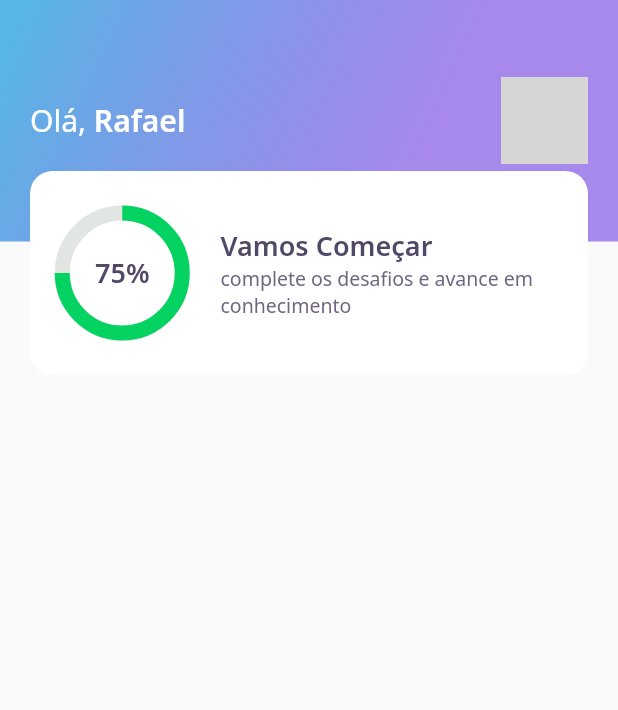
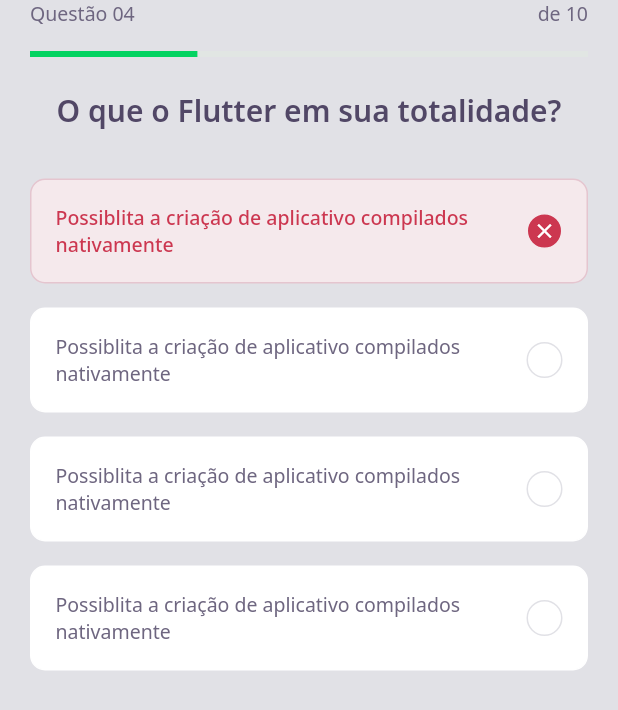
Before and after one commit to RWaiti/nlw5_flutter, a Flutter app: the screen it shows after launch, on a phone screen of 412 x 824 dp. Shown: the top 710 px of the screen. Run offline on Flutter 3.47's test engine with Material 2 defaults, Android fonts, the phone set to English and light mode, and no system bars; our stand-ins replace google_fonts; grey boxes are pictures that could not be loaded.

```diff
--- /dev/null
+++ b/lib/challenge/challenge_page.dart
@@ -0,0 +1,27 @@
+import 'package:flutter/material.dart';
+import 'package:nlw5_flutter/challenge/widget/question_indicator/question_indicator_widget.dart';
+import 'package:nlw5_flutter/challenge/widget/quiz/quiz_widget.dart';
+import 'package:nlw5_flutter/core/app_colors.dart';
+
+class ChallengePage extends StatefulWidget {
+  ChallengePage({Key? key}) : super(key: key);
+
+  @override
+  _ChallengePageState createState() => _ChallengePageState();
+}
+
+class _ChallengePageState extends State<ChallengePage> {
+  @override
+  Widget build(BuildContext context) {
+    return Scaffold(
+      backgroundColor: AppColors.border,
+      appBar: PreferredSize(
+        preferredSize: Size.fromHeight(60),
+        child: SafeArea(child: QuestionIndicatorWidget()),
+      ),
+      body: QuizWidget(
+        title: "O que o Flutter em sua totalidade?",
+      ),
+    );
+  }
+}
--- /dev/null
+++ b/lib/challenge/widget/answer/answer_widget.dart
@@ -0,0 +1,77 @@
+import 'package:flutter/material.dart';
+import 'package:nlw5_flutter/core/app_colors.dart';
+import 'package:nlw5_flutter/core/app_text_styles.dart';
+
+class AnswerWidget extends StatelessWidget {
+  final String title;
+  final bool isRight;
+  final bool isSelected;
+
+  const AnswerWidget({
+    Key? key,
+    required this.title,
+    this.isRight = false,
+    this.isSelected = false,
+  }) : super(key: key);
+
+  Color get _selectedColorRight =>
+      isRight ? AppColors.darkGreen : AppColors.darkRed;
+
+  Color get _selectedBorderRight =>
+      isRight ? AppColors.lightGreen : AppColors.lightRed;
+
+  Color get _selectedColorCardRight =>
+      isRight ? AppColors.lightGreen : AppColors.lightRed;
+
+  Color get _selectedBorderCardRight =>
+      isRight ? AppColors.green : AppColors.red;
+
+  TextStyle get _selectedTextStyleRight =>
+      isRight ? AppTextStyles.bodyDarkGreen : AppTextStyles.bodyDarkRed;
+
+  IconData get _selectedIconRight => isRight ? Icons.check : Icons.close;
+
+  @override
+  Widget build(BuildContext context) {
+    return Padding(
+      padding: const EdgeInsets.symmetric(vertical: 8),
+      child: Container(
+        padding: EdgeInsets.all(16),
+        decoration: BoxDecoration(
+          color: isSelected ? _selectedColorCardRight : AppColors.white,
+          borderRadius: BorderRadius.circular(10),
+          border: Border.fromBorderSide(BorderSide(
+            color: isSelected ? _selectedBorderCardRight : AppColors.white,
+          )),
+        ),
+        child: Row(
+          mainAxisAlignment: MainAxisAlignment.spaceBetween,
+          children: [
+            Expanded(
+                child: Text(
+              title,
+              style: isSelected ? _selectedTextStyleRight : AppTextStyles.body,
+            )),
+            Container(
+              width: 24,
+              height: 24,
+              decoration: BoxDecoration(
+                  color: isSelected ? _selectedColorRight : AppColors.white,
+                  borderRadius: BorderRadius.circular(500),
+                  border: Border.fromBorderSide(BorderSide(
+                    color: isSelected ? _selectedBorderRight : AppColors.border,
+                  ))),
+              child: isSelected
+                  ? Icon(
+                      _selectedIconRight,
+                      size: 16,
+                      color: AppColors.white,
+                    )
+                  : null,
+            )
+          ],
+        ),
+      ),
+    );
+  }
+}
--- /dev/null
+++ b/lib/challenge/widget/question_indicator/question_indicator_widget.dart
@@ -0,0 +1,33 @@
+import 'package:flutter/material.dart';
+import 'package:nlw5_flutter/core/app_text_styles.dart';
+import 'package:nlw5_flutter/shared/widgets/progress_indicator/progress_indicator_widget.dart';
+
+class QuestionIndicatorWidget extends StatelessWidget {
+  const QuestionIndicatorWidget({Key? key}) : super(key: key);
+
+  @override
+  Widget build(BuildContext context) {
+    return Container(
+      padding: EdgeInsets.symmetric(horizontal: 20),
+      child: Column(
+        children: [
+          Row(
+            mainAxisAlignment: MainAxisAlignment.spaceBetween,
+            children: [
+              Text(
+                "Questão 04",
+                style: AppTextStyles.body,
+              ),
+              Text(
+                "de 10",
+                style: AppTextStyles.body,
+              ),
+            ],
+          ),
+          SizedBox(height: 16),
+          ProgressIndicatorWidget(value: 0.3)
+        ],
+      ),
+    );
+  }
+}
--- /dev/null
+++ b/lib/challenge/widget/quiz/quiz_widget.dart
@@ -0,0 +1,42 @@
+import 'package:flutter/material.dart';
+import 'package:nlw5_flutter/challenge/widget/answer/answer_widget.dart';
+import 'package:nlw5_flutter/core/app_text_styles.dart';
+
+class QuizWidget extends StatelessWidget {
+  final String title;
+  const QuizWidget({Key? key, required this.title}) : super(key: key);
+
+  @override
+  Widget build(BuildContext context) {
+    return Container(
+      child: Padding(
+        padding: const EdgeInsets.symmetric(horizontal: 20),
+        child: Column(
+          children: [
+            Text(
+              title,
+              style: AppTextStyles.heading,
+            ),
+            SizedBox(
+              height: 24,
+            ),
+            AnswerWidget(
+                isRight: false,
+                isSelected: true,
+                title:
+                    "Possiblita a criação de aplicativo compilados nativamente"),
+            AnswerWidget(
+                title:
+                    "Possiblita a criação de aplicativo compilados nativamente"),
+            AnswerWidget(
+                title:
+                    "Possiblita a criação de aplicativo compilados nativamente"),
+            AnswerWidget(
+                title:
+                    "Possiblita a criação de aplicativo compilados nativamente"),
+          ],
+        ),
+      ),
+    );
+  }
+}
--- a/lib/core/app_text_styles.dart
+++ b/lib/core/app_text_styles.dart
@@ -18,7 +18,7 @@ class AppTextStyles {
 
   static final TextStyle heading = GoogleFonts.notoSans(
     color: AppColors.black,
-    fontSize: 18,
+    fontSize: 20,
     fontWeight: FontWeight.w600,
   );
 
--- a/lib/core/app_widget.dart
+++ b/lib/core/app_widget.dart
@@ -1,4 +1,4 @@
-import 'package:nlw5_flutter/core/home/home_page.dart';
+import 'package:nlw5_flutter/challenge/challenge_page.dart';
 import 'package:flutter/material.dart';
 
 class AppWidget extends StatelessWidget {
@@ -6,7 +6,7 @@ class AppWidget extends StatelessWidget {
   Widget build(BuildContext context) {
     return MaterialApp(
       title: "NLW5-DevQuiz",
-      home: HomePage(),
+      home: ChallengePage(),
     );
   }
 }
--- a/lib/core/home/widgets/appbar/app_bar_widget.dart
+++ b/lib/core/home/widgets/appbar/app_bar_widget.dart
@@ -12,7 +12,7 @@ class AppBarWidget extends PreferredSize {
             child: Stack(
               children: [
                 Container(
-                  height: 161,
+                  height: 150,
                   padding: const EdgeInsets.symmetric(horizontal: 20),
                   width: double.maxFinite,
                   decoration: BoxDecoration(gradient: AppGradients.linear),
--- a/lib/core/home/widgets/score_card/score_card_widget.dart
+++ b/lib/core/home/widgets/score_card/score_card_widget.dart
@@ -17,7 +17,7 @@ class ScoreCardWidget extends StatelessWidget {
           borderRadius: BorderRadius.circular(15),
         ),
         child: Padding(
-          padding: const EdgeInsets.all(20.0),
+          padding: const EdgeInsets.all(24.0),
           child: Row(
             crossAxisAlignment: CrossAxisAlignment.center,
             children: [
--- /dev/null
+++ b/lib/shared/widgets/progress_indicator/progress_indicator_widget.dart
@@ -0,0 +1,19 @@
+import 'package:flutter/material.dart';
+import 'package:nlw5_flutter/core/app_colors.dart';
+
+class ProgressIndicatorWidget extends StatelessWidget {
+  final double value;
+  const ProgressIndicatorWidget({Key? key, required this.value})
+      : super(key: key);
+
+  @override
+  Widget build(BuildContext context) {
+    return Container(
+      child: LinearProgressIndicator(
+        value: value,
+        backgroundColor: AppColors.chartSecondary,
+        valueColor: AlwaysStoppedAnimation<Color>(AppColors.chartPrimary),
+      ),
+    );
+  }
+}
```
Also changed, not shown: lib/core/home/home_page.dart (+38 -0 lines), lib/core/home/widgets/level_button/level_button_widget.dart (added, +57 -0 lines), lib/core/home/widgets/quiz_card/quiz_card_widget.dart (added, +55 -0 lines), 1 other file.
